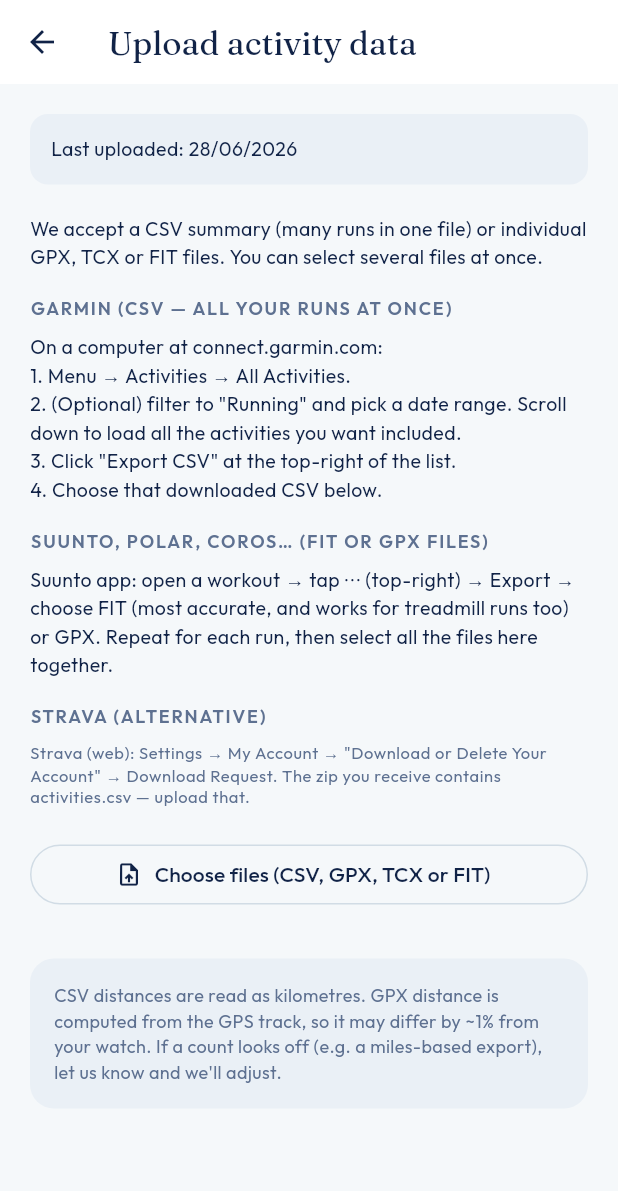
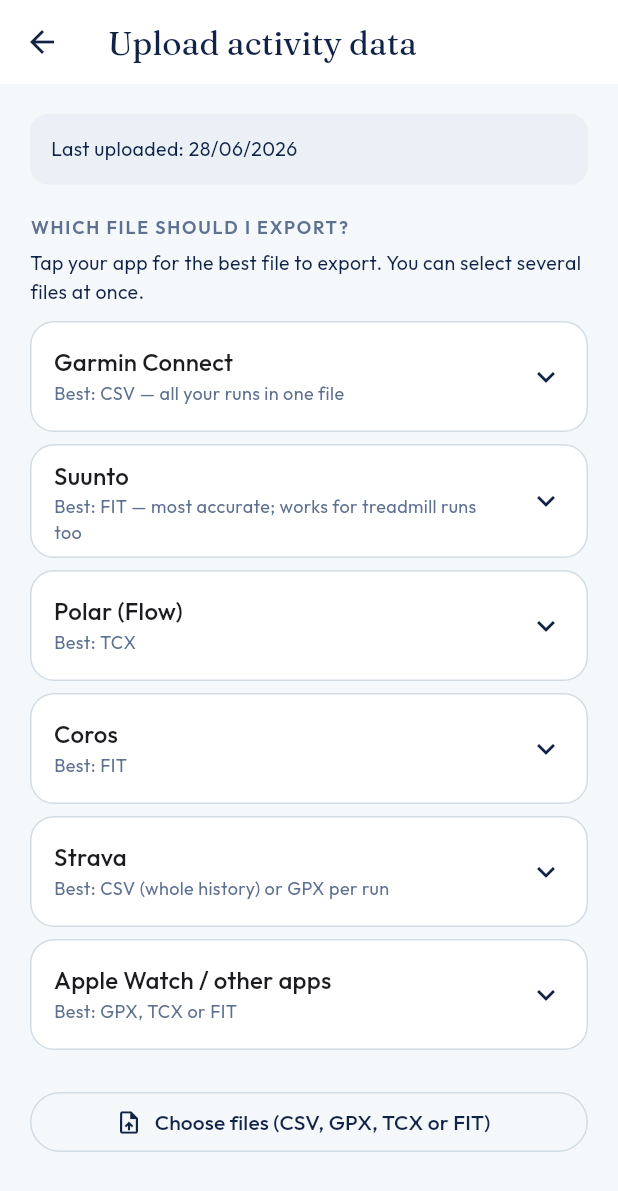
Before and after one commit to CWBC779/soma_connect, a Flutter app: the UploadScreen screen opened directly, on a phone screen of 412 x 824 dp. Shown: the top 1191 px of the screen. Run offline on Flutter 3.47's test engine with Material 3 defaults, Android fonts, the phone set to English and light mode, and no system bars; our stand-ins replace csv, fl_chart, google_fonts, shared_preferences, supabase_flutter; missing offline and left inert: dart:html; accounts and stored records are empty.

Commit message:
Upload screen: collapsible per-app export cheat-sheet
Replace the ad-hoc Garmin/Suunto/Strava blurbs with a tidy 'Which file
should I export?' section — one collapsible card per app (Garmin, Suunto,
Polar, Coros, Strava, Apple Watch/other) showing the best format and the
exact steps. Keeps the screen uncluttered for non-technical participants.

Co-Authored-By: Claude Opus 4.8 <noreply@anthropic.com>

```diff
--- a/lib/screens/upload_screen.dart
+++ b/lib/screens/upload_screen.dart
@@ -83,6 +83,28 @@ class _UploadScreenState extends State<UploadScreen> {
     return '${l.day.toString().padLeft(2, '0')}/${l.month.toString().padLeft(2, '0')}/${l.year}';
   }
 
+  /// A collapsible per-app export guide: app name, the best format, and steps.
+  Widget _appGuide(String app, String best, String steps) {
+    return Card(
+      margin: const EdgeInsets.only(bottom: 8),
+      child: ExpansionTile(
+        tilePadding: const EdgeInsets.symmetric(horizontal: 16),
+        childrenPadding: const EdgeInsets.fromLTRB(16, 0, 16, 16),
+        title: Text(app, style: Theme.of(context).textTheme.titleMedium),
+        subtitle: Text(best,
+            style:
+                const TextStyle(fontSize: 12, color: FemoraTheme.warmText)),
+        children: [
+          Align(
+            alignment: Alignment.centerLeft,
+            child:
+                Text(steps, style: Theme.of(context).textTheme.bodyMedium),
+          ),
+        ],
+      ),
+    );
+  }
+
   @override
   Widget build(BuildContext context) {
     return Scaffold(
@@ -124,44 +146,63 @@ class _UploadScreenState extends State<UploadScreen> {
               ),
               const SizedBox(height: 20),
 
+              const SectionLabel('which file should i export?'),
+              const SizedBox(height: 6),
               Text(
-                'We accept a CSV summary (many runs in one file) or individual '
-                'GPX, TCX or FIT files. You can select several files at once.',
+                'Tap your app for the best file to export. You can select '
+                'several files at once.',
                 style: Theme.of(context).textTheme.bodyMedium,
               ),
-              const SizedBox(height: 16),
+              const SizedBox(height: 10),
 
-              const SectionLabel('garmin (csv — all your runs at once)'),
-              const SizedBox(height: 8),
-              Text(
+              _appGuide(
+                'Garmin Connect',
+                'Best: CSV — all your runs in one file',
                 'On a computer at connect.garmin.com:\n'
                 '1. Menu → Activities → All Activities.\n'
-                '2. (Optional) filter to "Running" and pick a date range. Scroll '
-                'down to load all the activities you want included.\n'
-                '3. Click "Export CSV" at the top-right of the list.\n'
-                '4. Choose that downloaded CSV below.',
-                style: Theme.of(context).textTheme.bodyMedium,
+                '2. (Optional) filter to "Running" and pick a date range, then '
+                'scroll down to load every run you want included.\n'
+                '3. Click "Export CSV" (top-right of the list).\n'
+                '4. Choose that CSV below.\n\n'
+                'Single run: open it → the gear icon → "Export to TCX" (or GPX).',
+              ),
+              _appGuide(
+                'Suunto',
+                'Best: FIT — most accurate; works for treadmill runs too',
+                'Suunto app: open a workout → ⋯ (top-right) → Export → choose '
+                'FIT (or GPX). Repeat for each run, then select them all here '
+                'together.',
+              ),
+              _appGuide(
+                'Polar (Flow)',
+                'Best: TCX',
+                'On a computer at flow.polar.com: open a training session → ⋯ '
+                '(top-right) → "Export session" → TCX (or GPX). Repeat per run '
+                'and select them all here.',
+              ),
+              _appGuide(
+                'Coros',
+                'Best: FIT',
+                'COROS app: open an activity → ⋯ (top-right) → Export → FIT (or '
+                'TCX / GPX). Repeat per run and select them all here.',
+              ),
+              _appGuide(
+                'Strava',
+                'Best: CSV (whole history) or GPX per run',
+                'All runs at once (web): Settings → My Account → "Download or '
+                'Delete Your Account" → Request your archive. The zip you '
+                'receive contains activities.csv — upload that.\n\n'
+                'Single run (web): open it → "..." menu → "Export GPX".',
+              ),
+              _appGuide(
+                'Apple Watch / other apps',
+                'Best: GPX, TCX or FIT',
+                'Any app that can export GPX, TCX or FIT will work. Apple Watch '
+                'users: the simplest route is to let your runs sync to Strava '
+                '(or Garmin, COROS…) and export from there. Stuck? Email the '
+                'team and we\'ll help.',
               ),
               const SizedBox(height: 16),
-              const SectionLabel('suunto, polar, coros… (fit or gpx files)'),
-              const SizedBox(height: 8),
-              Text(
-                'Suunto app: open a workout → tap ⋯ (top-right) → Export → '
-                'choose FIT (most accurate, and works for treadmill runs too) or '
-                'GPX. Repeat for each run, then select all the files here '
-                'together.',
-                style: Theme.of(context).textTheme.bodyMedium,
-              ),
-              const SizedBox(height: 16),
-              const SectionLabel('strava (alternative)'),
-              const SizedBox(height: 8),
-              Text(
-                'Strava (web): Settings → My Account → "Download or Delete Your '
-                'Account" → Download Request. The zip you receive contains '
-                'activities.csv — upload that.',
-                style: Theme.of(context).textTheme.bodySmall,
-              ),
-              const SizedBox(height: 20),
 
               OutlinedButton.icon(
                 onPressed: _pick,
```
